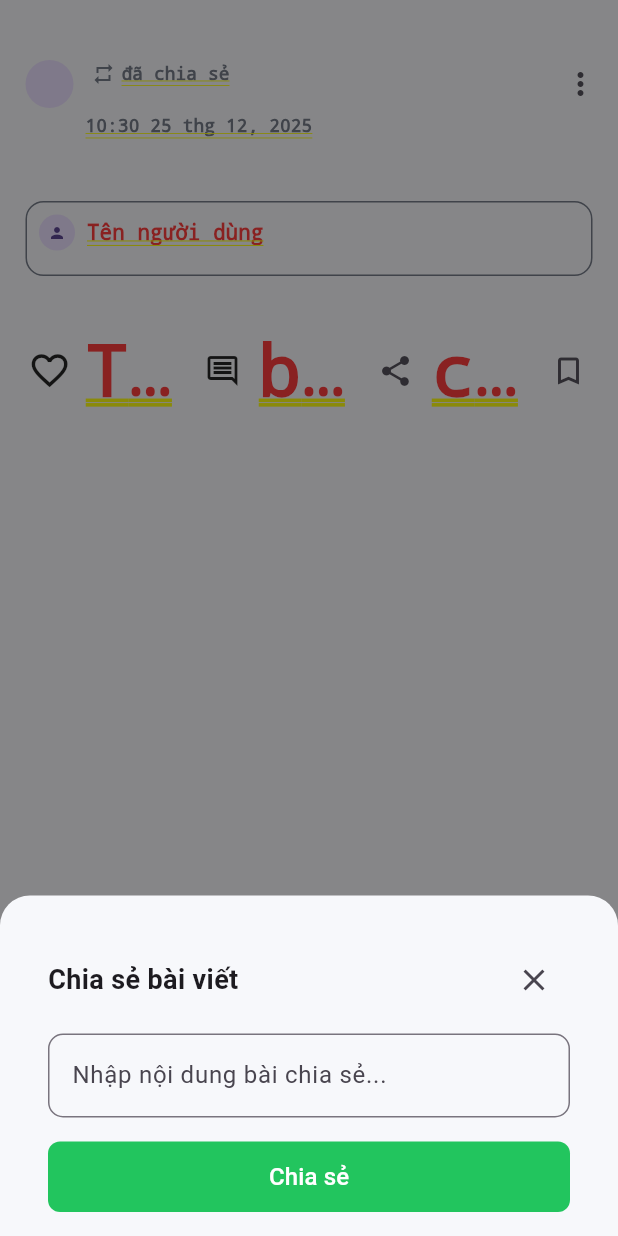
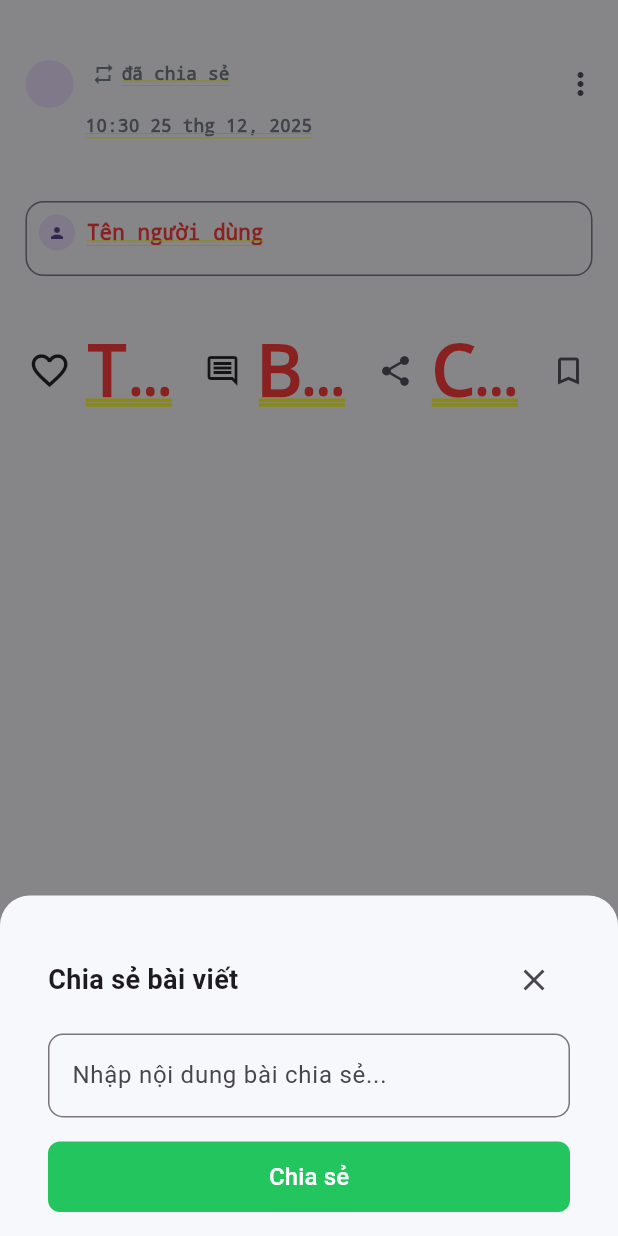
Before and after one commit to daoporo102/trevie-social-app, a Flutter app: the PostCard screen opened directly with empty values, after a tap on the "favorite outline" icon, after a tap on the "share" icon, on a phone screen of 412 x 824 dp. Run offline on Flutter 3.47's test engine with Material 3 defaults, Android fonts, the phone set to English and light mode, and no system bars; our stand-ins replace cached_network_image, cloud_firestore, firebase_auth, firebase_core, firebase_storage, flutter_svg and 1 more; missing offline and left inert: firebase_app_check; accounts and stored records are empty; generated files the repository leaves out were written again; network calls fail.

Commit message:
feat(post-card): Update UI

```diff
--- a/lib/widgets/post_card.dart
+++ b/lib/widgets/post_card.dart
@@ -29,11 +29,49 @@ class PostCard extends StatefulWidget {
 
 class _PostCardState extends State<PostCard> {
   bool isLikeAnimating = false;
-  StreamSubscription<DocumentSnapshot>? _reshareSubscription; // Add this
+  StreamSubscription<DocumentSnapshot>? _reshareSubscription;
+  // Stream for the original post in reshared posts
+  Stream<DocumentSnapshot>? _originalPostStream;
 
   @override
   void initState() {
     super.initState();
+    // Initialize the stream for the original post in reshared posts
+    _initializeStream();
+  }
+
+  @override
+  void didUpdateWidget(covariant PostCard oldWidget) {
+    super.didUpdateWidget(oldWidget);
+    // Update the stream if the widget changes (important for ListView).
+    final oldSnap = _getSnapDataFromSnap(oldWidget.snap);
+    final newSnap = _getSnapData();
+    if (oldSnap['originalPostId'] != newSnap['originalPostId']) {
+      _initializeStream();
+    }
+  }
+
+  Map<String, dynamic> _getSnapDataFromSnap(dynamic snap) {
+    if (snap is DocumentSnapshot) {
+      return (snap).data() as Map<String, dynamic>;
+    } else if (snap is Map<String, dynamic>) {
+      return snap;
+    } else {
+      return {};
+    }
+  }
+
+  // Initialize the stream for the original post in reshared posts
+  void _initializeStream() {
+    final snapData = _getSnapData();
+    if (snapData['originalPostId'] != null) {
+      _originalPostStream = FirebaseFirestore.instance
+          .collection('posts')
+          .doc(snapData['originalPostId'])
+          .snapshots();
+    } else {
+      _originalPostStream = null;
+    }
   }
 
   @override
@@ -653,12 +691,7 @@ class _PostCardState extends State<PostCard> {
             if (isResharePost) ...[
               const SizedBox(height: 4),
               StreamBuilder<DocumentSnapshot>(
-                stream: snapData['originalPostId'] != null
-                    ? FirebaseFirestore.instance
-                          .collection('posts')
-                          .doc(snapData['originalPostId'])
-                          .snapshots()
-                    : null,
+                stream: _originalPostStream,
                 builder: (context, originalPostSnapshot) {
                   // Check loading state
                   if (originalPostSnapshot.connectionState ==
@@ -688,19 +721,31 @@ class _PostCardState extends State<PostCard> {
                     onDoubleTap: () async {
                       if (!mounted) return;
 
+                      // Start the like animation immediately
+                      setState(() {
+                        isLikeAnimating = true;
+                      });
+
+                      try {
+                        // Like the post
                         await FirestoreMethod().likePost(
                           snapData['postId'],
                           user.uid,
                           snapData['likes'],
                         );
+                      } catch (e) {
+                        // Handle any errors that occur during the like operation
+                        if (context.mounted) {
+                          avoidPrint('Error liking post: $e');
+                          displaySnackBar(
+                            "Lỗi khi thích bài viết, vui lòng thử lại sau.",
+                            context,
+                            SnackBarType.error,
+                          );
+                        }
+                      }
 
                       if (!mounted) return;
-
-                      if (mounted) {
-                        setState(() {
-                          isLikeAnimating = true;
-                        });
-                      }
                     },
                     child: Stack(
                       alignment: Alignment.center,
@@ -861,18 +906,28 @@ class _PostCardState extends State<PostCard> {
                   onDoubleTap: () async {
                     if (!mounted) return; // Add this check
 
+                    // Start the like animation immediately
+                    if (mounted) {
+                      setState(() {
+                        isLikeAnimating = true;
+                      });
+                    }
+
+                    try {
                       await FirestoreMethod().likePost(
                         snapData['postId'],
                         user.uid,
                         snapData['likes'],
                       );
-
-                    if (!mounted) return; // Check again before setState
-
-                    if (mounted) {
-                      setState(() {
-                        isLikeAnimating = true;
-                      });
+                    } catch (e) {
+                      if (context.mounted) {
+                        avoidPrint('Error liking post: $e');
+                        displaySnackBar(
+                          "Lỗi khi thích bài viết, vui lòng thử lại sau.",
+                          context,
+                          SnackBarType.error,
+                        );
+                      }
                     }
                   },
                   child: Stack(
@@ -954,19 +1009,21 @@ class _PostCardState extends State<PostCard> {
                                 snapData['likes'] != null &&
                                     snapData['likes'].length >= 1
                                 ? Text(
-                                    '${(snapData['likes'] as List).length} lượt thích',
+                                    '${(snapData['likes'] as List).length}${width > 400 ? ' lượt thích' : ''}',
                                     overflow: TextOverflow.ellipsis,
                                     style: const TextStyle(
                                       fontWeight: FontWeight.bold,
                                     ),
                                   )
-                                : const Text(
+                                : (width > 400)
+                                ? const Text(
                                     'Thích',
                                     overflow: TextOverflow.ellipsis,
                                     style: TextStyle(
                                       fontWeight: FontWeight.bold,
                                     ),
-                                  ),
+                                  )
+                                : const SizedBox(),
                           ),
                         ],
                       ),
@@ -1006,19 +1063,21 @@ class _PostCardState extends State<PostCard> {
                                   Flexible(
                                     child: commentCount >= 1
                                         ? Text(
-                                            '$commentCount bình luận',
+                                            '$commentCount${width > 400 ? ' bình luận' : ''}',
                                             overflow: TextOverflow.ellipsis,
                                             style: const TextStyle(
                                               fontWeight: FontWeight.bold,
                                             ),
                                           )
-                                        : const Text(
-                                            'bình luận',
+                                        : (width > 400)
+                                        ? const Text(
+                                            'Bình luận',
                                             overflow: TextOverflow.ellipsis,
                                             style: TextStyle(
                                               fontWeight: FontWeight.bold,
                                             ),
-                                          ),
+                                          )
+                                        : const SizedBox(),
                                   ),
                                 ],
                               );
@@ -1049,19 +1108,21 @@ class _PostCardState extends State<PostCard> {
                                 snapData['reshareCount'] != null &&
                                     snapData['reshareCount'] >= 1
                                 ? Text(
-                                    '${snapData['reshareCount']} chia sẻ',
+                                    '${snapData['reshareCount']}${width > 400 ? ' chia sẻ' : ''}',
                                     overflow: TextOverflow.ellipsis,
                                     style: const TextStyle(
                                       fontWeight: FontWeight.bold,
                                     ),
                                   )
-                                : const Text(
-                                    'chia sẻ',
+                                : (width > 400)
+                                ? const Text(
+                                    'Chia sẻ',
                                     overflow: TextOverflow.ellipsis,
                                     style: TextStyle(
                                       fontWeight: FontWeight.bold,
                                     ),
-                                  ),
+                                  )
+                                : const SizedBox(),
                           ),
                         ],
                       ),
```
Lines whose indentation alone changed are shown as unchanged.
